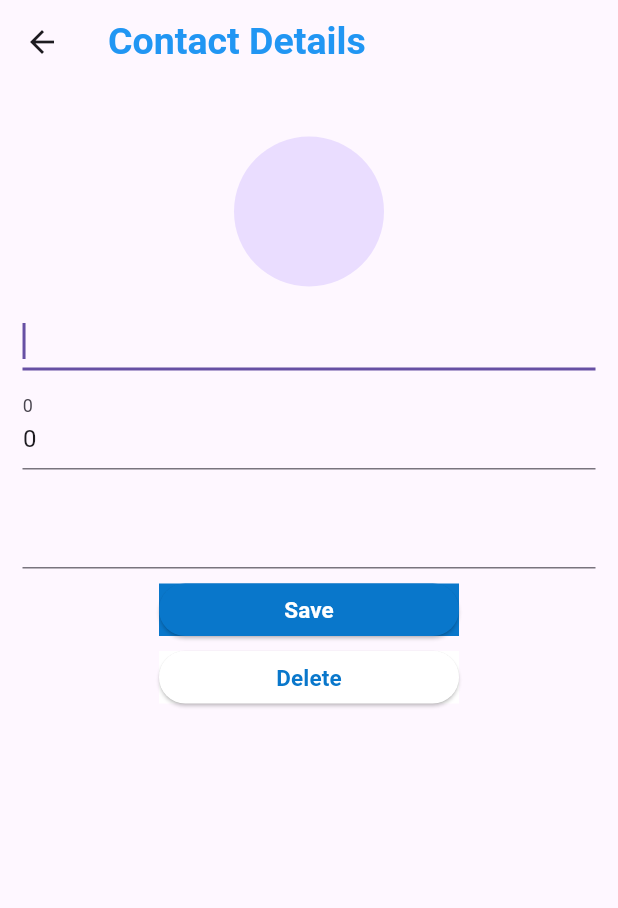
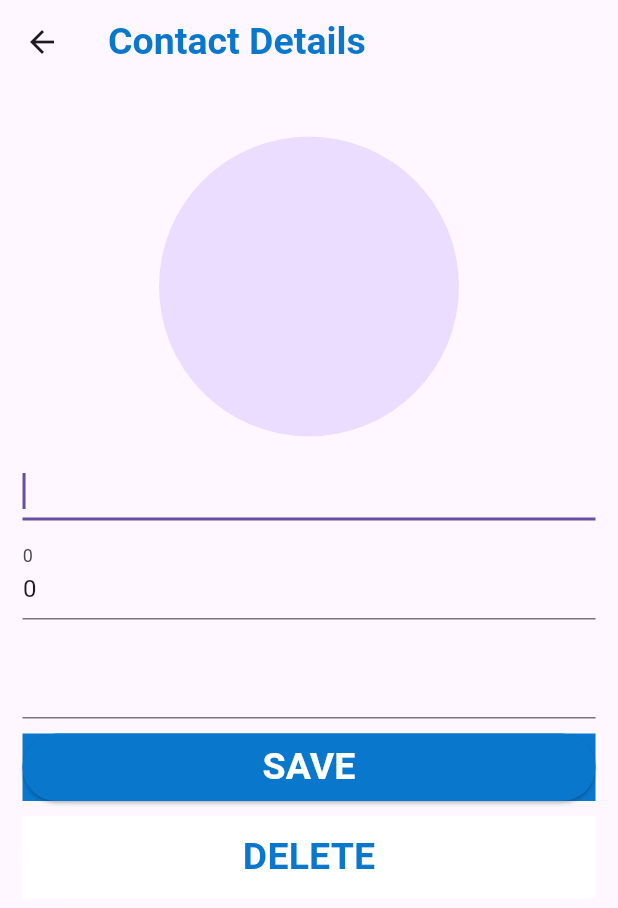
Before and after one commit to Norhan-Mohamed/Contact_app, a Flutter app: the ContactUpdate screen opened directly with empty values, on a phone screen of 412 x 824 dp. Shown: the top 908 px of the screen. Run offline on Flutter 3.47's test engine with Material 3 defaults, Android fonts, the phone set to English and light mode, and no system bars; our stand-ins replace sqflite; accounts and stored records are empty.

Commit message:
Contacts App

```diff
--- a/lib/Contact.dart
+++ b/lib/Contact.dart
@@ -13,8 +13,8 @@ class Contact {
     required this.image,
   });
   Contact.fromMap(Map<String, dynamic> map) {
+    if (map[contactId] != null) this.id = map[contactId];
     this.image = map[contactImage];
-    if (map[contactId] != null) this.id = map[contactId];
     this.name = map[contactName];
     this.number = map[contactNumber];
   }
--- a/lib/contactUpdate.dart
+++ b/lib/contactUpdate.dart
@@ -5,7 +5,7 @@ import 'Helper.dart';
 
 class ContactUpdate extends StatefulWidget {
   Contact contact;
-  ContactUpdate(this.contact);
+  ContactUpdate(this.contact, {super.key});
   @override
   _CourseUpdateState createState() => _CourseUpdateState();
 }
@@ -28,10 +28,12 @@ class _CourseUpdateState extends State<ContactUpdate> {
   Widget build(BuildContext context) {
     return Scaffold(
       appBar: AppBar(
-        title: Text(
+        title: const Text(
           'Contact Details',
           style: TextStyle(
-              color: Colors.blue, fontWeight: FontWeight.bold, fontSize: 25),
+              color: Color(0xff0977cb),
+              fontWeight: FontWeight.bold,
+              fontSize: 25),
         ),
         backgroundColor: Colors.transparent,
       ),
@@ -39,18 +41,18 @@ class _CourseUpdateState extends State<ContactUpdate> {
         padding: const EdgeInsets.all(15.0),
         child: Column(
           children: [
-            SizedBox(
+            const SizedBox(
               height: 20,
             ),
-            CircleAvatar(
-              radius: 50,
+            const CircleAvatar(
+              radius: 100,
             ),
             TextFormField(
               decoration: InputDecoration(label: Text(widget.contact.name)),
               controller: updatedName,
               autofocus: true,
             ),
-            SizedBox(
+            const SizedBox(
               height: 10,
             ),
             TextFormField(
@@ -58,20 +60,20 @@ class _CourseUpdateState extends State<ContactUpdate> {
                   label: Text(widget.contact.number.toString())),
               controller: updatedNumber,
             ),
-            SizedBox(
+            const SizedBox(
               height: 10,
             ),
             TextFormField(
               decoration: InputDecoration(label: Text(widget.contact.image)),
               controller: updatedImage,
             ),
-            SizedBox(
+            const SizedBox(
               height: 10,
             ),
             Container(
-              color: Color(0xff0977cb),
-              width: 200,
-              height: 35,
+              color: const Color(0xff0977cb),
+              width: 400,
+              height: 45,
               child: ElevatedButton(
                 onPressed: () async {
                   print(widget.contact.toMap());
@@ -81,32 +83,33 @@ class _CourseUpdateState extends State<ContactUpdate> {
                       name: updatedName.text,
                       number: int.parse(updatedNumber.text)));
                   Navigator.pop(context);
+                  setState(() {});
                 },
-                child: Text(
-                  'Save',
+                style: ElevatedButton.styleFrom(
+                  backgroundColor: Color(0xff0977cb),
+                ),
+                child: const Text(
+                  'SAVE',
                   style: TextStyle(
                       color: Colors.white,
                       fontWeight: FontWeight.bold,
-                      fontSize: 15),
-                ),
-                style: ElevatedButton.styleFrom(
-                  primary: Color(0xff0977cb),
+                      fontSize: 25),
                 ),
               ),
             ),
-            SizedBox(
+            const SizedBox(
               height: 10,
             ),
             Container(
-              width: 200,
-              height: 35,
+              width: 400,
+              height: 55,
               color: Colors.white,
-              child: ElevatedButton(
+              child: TextButton(
                   child: Text(
-                    'Delete',
+                    'DELETE',
                     style: TextStyle(
                         fontWeight: FontWeight.bold,
-                        fontSize: 15,
+                        fontSize: 25,
                         color: Color(0xff0977cb)),
                   ),
                   onPressed: () {
@@ -114,14 +117,14 @@ class _CourseUpdateState extends State<ContactUpdate> {
                         context: context,
                         builder: (BuildContext context) {
                           return AlertDialog(
-                            title: Text(
+                            title: const Text(
                               'Delete Contact',
                               style: TextStyle(
-                                  color: Colors.black,
+                                  color: Colors.black54,
                                   fontWeight: FontWeight.bold,
                                   fontSize: 35),
                             ),
-                            content: Text(
+                            content: const Text(
                               'Are you sure you want to delete this Contact ?',
                               style: TextStyle(
                                   color: Colors.black45,
@@ -129,27 +132,28 @@ class _CourseUpdateState extends State<ContactUpdate> {
                                   fontWeight: FontWeight.w400),
                             ),
                             actions: [
-                              ElevatedButton(
+                              TextButton(
                                   onPressed: () {
                                     Navigator.of(context).pop();
                                   },
-                                  child: Text(
+                                  child: const Text(
                                     'Cancel',
                                     style: TextStyle(
                                         color: Colors.grey,
                                         fontWeight: FontWeight.bold,
                                         fontSize: 25),
                                   )),
-                              ElevatedButton(
+                              TextButton(
                                   onPressed: () async {
                                     if (contactId != null) {
                                       await ContactProvider.instance
                                           .delete(widget.contact.id);
                                     }
+
+                                    setState(() {});
                                     Navigator.of(context).pop();
-                                    setState(() {});
                                   },
-                                  child: Text(
+                                  child: const Text(
                                     'Yes',
                                     style: TextStyle(
                                         color: Colors.red,
@@ -160,8 +164,8 @@ class _CourseUpdateState extends State<ContactUpdate> {
                           );
                         });
                   },
-                  style: ElevatedButton.styleFrom(
-                    primary: Colors.white,
+                  style: TextButton.styleFrom(
+                    backgroundColor: Colors.white,
                   )),
             )
           ],
```
Also changed, not shown: lib/Home.dart (+25 -13 lines), pubspec.lock, 1 other file.
